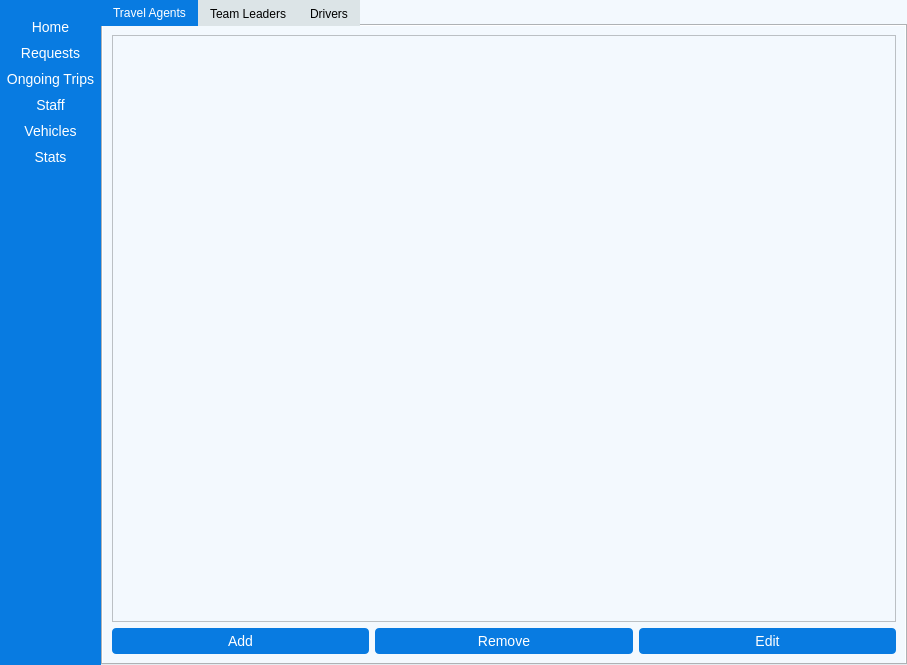
The window that ui/admin.ui (Dimalko/telo2) describes before a commit, drawn with Qt 5.
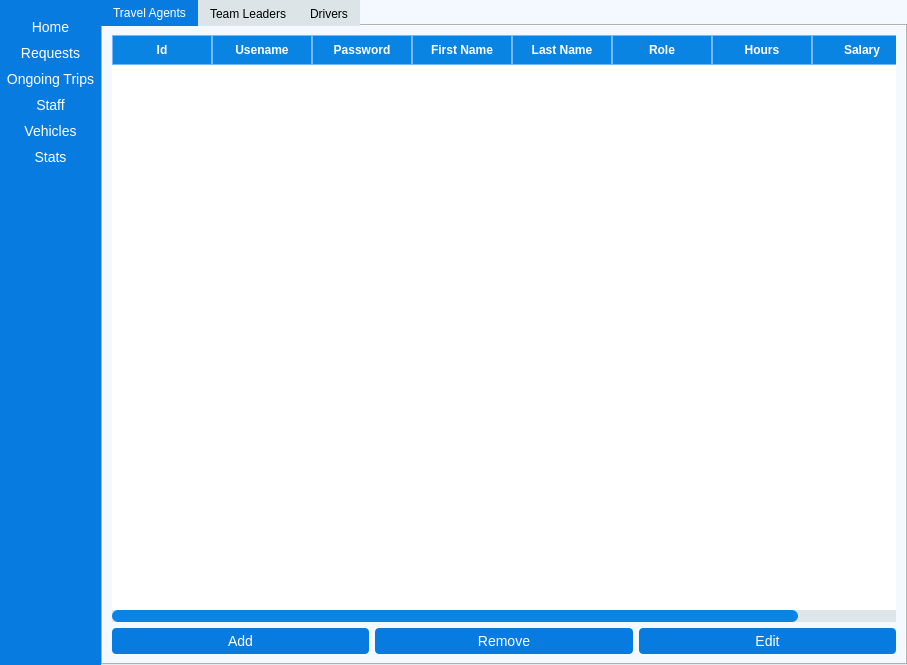
The same window after the commit. The open tabs and pages were chosen to show the change. Icons and pictures are not drawn.

Diff of the .ui file:
```diff
--- a/ui/admin.ui
+++ b/ui/admin.ui
@@ -513,7 +513,93 @@
            </attribute>
            <layout class="QGridLayout" name="gridLayout_3">
             <item row="0" column="0" colspan="3">
-             <widget class="QTableWidget" name="tableWidget"/>
+             <widget class="QTableWidget" name="travelagentTableWidget">
+              <property name="styleSheet">
+               <string notr="true">QTableWidget {
+border:none;
+background-color: white; 
+alternate-background-color: #f0f0f0; /* Alternating row color */
+}
+
+QHeaderView::section {
+    background-color: #0984e3; /* Header background */
+    color: white;              /* Header text color */
+    font: bold 12px Arial;     /* Header font */
+    padding: 5px;
+    border: 1px solid #74b9ff; /* Border color */
+}
+
+#QTableWidget QTableCornerButton::section {
+    background-color: #74b9ff; /* Top-left corner color */
+    border: 1px solid #0984e3;
+}
+
+QScrollBar:horizontal {
+    border: none;
+    background: #dfe6e9;  /* Background color of the scrollbar track */
+    height: 12px;  /* Thickness of the scrollbar */
+    margin: 0px 0px 0px 0px;
+}
+
+QScrollBar::handle:horizontal {
+    background: #0984e3; /* Color of the scrollbar handle (slider) */
+    min-width: 20px; /* Minimum width of the handle */
+    border-radius: 6px; /* Rounded edges */
+}
+
+QScrollBar::handle:horizontal:hover {
+    background: #74b9ff; /* Lighter color when hovered */
+}
+
+QScrollBar::add-line:horizontal, QScrollBar::sub-line:horizontal {
+    background: none; /* Removes the small arrow buttons */
+}
+
+QScrollBar::add-page:horizontal, QScrollBar::sub-page:horizontal {
+    background: none; /* Keeps empty space color same */
+}</string>
+              </property>
+              <column>
+               <property name="text">
+                <string>Id</string>
+               </property>
+              </column>
+              <column>
+               <property name="text">
+                <string>Usename</string>
+               </property>
+              </column>
+              <column>
+               <property name="text">
+                <string>Password</string>
+               </property>
+              </column>
+              <column>
+               <property name="text">
+                <string>First Name</string>
+               </property>
+              </column>
+              <column>
+               <property name="text">
+                <string>Last Name</string>
+               </property>
+              </column>
+              <column>
+               <property name="text">
+                <string>Role</string>
+               </property>
+              </column>
+              <column>
+               <property name="text">
+                <string>Hours</string>
+               </property>
+              </column>
+              <column>
+               <property name="text">
+                <string>Salary</string>
+               </property>
+              </column>
+             </widget>
             </item>
             <item row="1" column="0">
              <widget class="QPushButton" name="pushButton_8">
```
Left out of the diff: 2 changed lines with no effect on the pictures.
